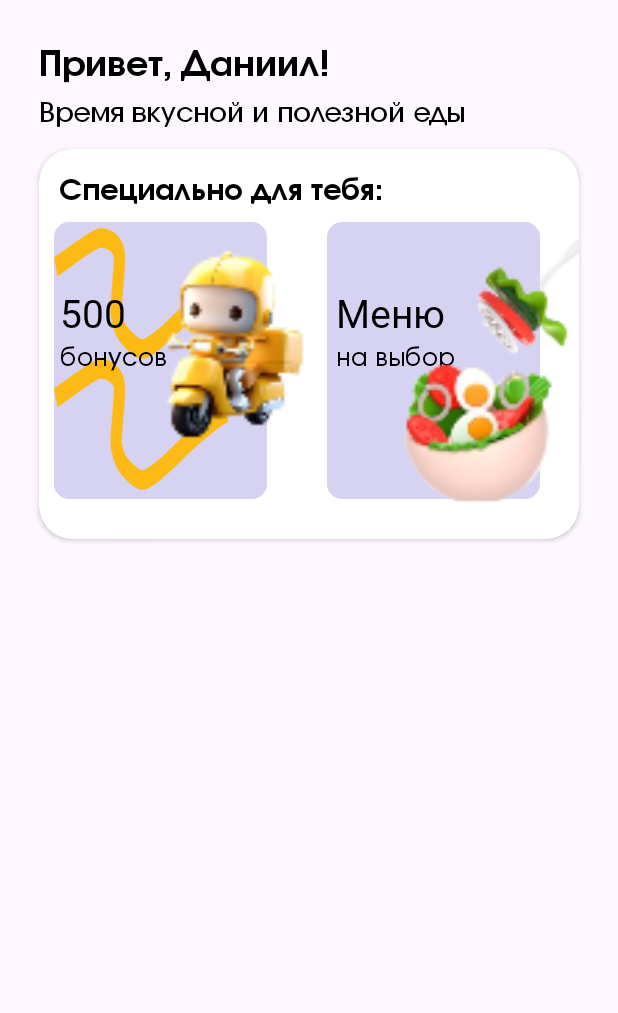
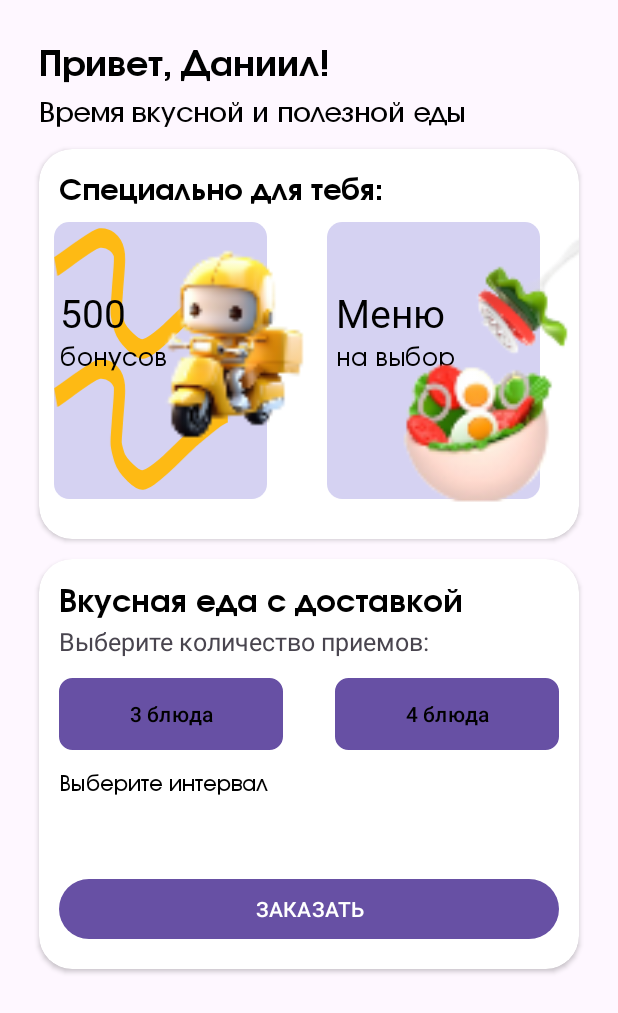
Before and after one commit to 1daishu/Diploma, an Android app: the fragment HomeFragment shown on its own in the app's theme, on a phone screen of 412 x 824 dp. Shown: the top 1013 px of the screen. Run offline under Robolectric (Android 15) with nearby library versions, the light colour scheme and no system bars; our stand-ins replace sdp/ssp sizes.

Commit message:
add homeFragment design

```diff
--- /dev/null
+++ b/app/src/main/res/drawable/bnt_design.xml
@@ -0,0 +1,10 @@
+<?xml version="1.0" encoding="utf-8"?>
+<shape xmlns:android="http://schemas.android.com/apk/res/android"
+    android:shape="rectangle">
+
+    <solid android:color="@android:color/white" />
+    <stroke
+        android:width="2dp"
+        android:color="@color/black" />
+    <corners android:radius="8dp" />
+</shape>
--- a/app/src/main/res/layout/fragment_home.xml
+++ b/app/src/main/res/layout/fragment_home.xml
@@ -208,11 +208,99 @@
                 android:layout_marginBottom="84dp"
                 android:src="@mipmap/meal_photo_second"
                 app:layout_constraintBottom_toBottomOf="@id/imgBackground"
-                app:layout_constraintStart_toStartOf="@id/imgBackground">
+                app:layout_constraintStart_toStartOf="@id/imgBackground" />
+        </androidx.constraintlayout.widget.ConstraintLayout>
+    </androidx.cardview.widget.CardView>
 
-            </ImageView>
+    <androidx.cardview.widget.CardView
+        android:layout_width="0dp"
+        android:layout_height="@dimen/_210sdp"
+        android:layout_marginTop="@dimen/_10sdp"
+        app:cardCornerRadius="@dimen/_17sdp"
+        app:layout_constraintEnd_toEndOf="@id/guidelineRight"
+        app:layout_constraintStart_toStartOf="@id/guidelineLeft"
+        app:layout_constraintTop_toBottomOf="@id/cardViewHomeFragment">
+
+        <androidx.constraintlayout.widget.ConstraintLayout
+            android:layout_width="match_parent"
+            android:layout_height="match_parent">
+
+            <com.google.android.material.textview.MaterialTextView
+                android:id="@+id/txtDeliciousMealWithDelivery"
+                android:layout_width="wrap_content"
+                android:layout_height="wrap_content"
+                android:layout_marginStart="@dimen/_10sdp"
+                android:layout_marginTop="@dimen/_10sdp"
+                android:fontFamily="@font/involve_bold"
+                android:text="@string/txtDeliciousWithDeliveryStr"
+                android:textColor="@color/black"
+                android:textSize="@dimen/_16sdp"
+                app:layout_constraintStart_toStartOf="parent"
+                app:layout_constraintTop_toTopOf="parent" />
+
+            <com.google.android.material.textview.MaterialTextView
+                android:id="@+id/choiceMealCount"
+                android:layout_width="wrap_content"
+                android:layout_height="wrap_content"
+                android:layout_marginStart="@dimen/_10sdp"
+                android:layout_marginTop="@dimen/_2sdp"
+                android:text="@string/choice_count_receptions"
+                android:textSize="@dimen/_13sdp"
+                app:layout_constraintStart_toStartOf="parent"
+                app:layout_constraintTop_toBottomOf="@id/txtDeliciousMealWithDelivery"
+                tools:layout_editor_absoluteX="16dp"
+                tools:layout_editor_absoluteY="52dp" />
+
+            <com.google.android.material.button.MaterialButton
+                android:id="@+id/btnDishesThree"
+                android:layout_width="@dimen/_115sdp"
+                android:layout_height="wrap_content"
+                android:layout_marginStart="@dimen/_10sdp"
+                android:layout_marginTop="@dimen/_10sdp"
+                android:background="@drawable/bnt_design"
+                android:text="@string/_3"
+                android:textColor="@android:color/black"
+                android:textColorHighlight="#F3F3F3"
+                android:textColorLink="#FFFFFF"
+                app:layout_constraintStart_toStartOf="parent"
+                app:layout_constraintTop_toBottomOf="@id/choiceMealCount" />
+
+            <com.google.android.material.button.MaterialButton
+                android:layout_width="@dimen/_115sdp"
+                android:layout_height="wrap_content"
+                android:layout_marginTop="@dimen/_10sdp"
+                android:layout_marginEnd="@dimen/_10sdp"
+                android:background="@drawable/bnt_design"
+                android:text="@string/_4"
+                android:textColor="@android:color/black"
+                app:layout_constraintEnd_toEndOf="parent"
+                app:layout_constraintTop_toBottomOf="@id/choiceMealCount" />
+
+            <com.google.android.material.textview.MaterialTextView
+                android:layout_width="wrap_content"
+                android:layout_height="wrap_content"
+                android:layout_marginStart="@dimen/_10sdp"
+                android:layout_marginTop="@dimen/_10sdp"
+                android:fontFamily="@font/involve_medium"
+                android:text="@string/choice_interval"
+                android:textColor="@color/black"
+                app:layout_constraintStart_toStartOf="parent"
+                app:layout_constraintTop_toBottomOf="@id/btnDishesThree"
+                tools:layout_editor_absoluteX="32dp"
+                tools:layout_editor_absoluteY="167dp" />
+
+            <Button
+                android:layout_width="0dp"
+                android:layout_height="wrap_content"
+                android:layout_marginStart="@dimen/_10sdp"
+                android:layout_marginEnd="@dimen/_10sdp"
+                android:layout_marginBottom="16dp"
+                android:text="ЗАКАЗАТЬ"
+                app:layout_constraintBottom_toBottomOf="parent"
+                app:layout_constraintEnd_toEndOf="parent"
+                app:layout_constraintHorizontal_bias="0.0"
+                app:layout_constraintStart_toStartOf="parent" />
         </androidx.constraintlayout.widget.ConstraintLayout>
-
 
     </androidx.cardview.widget.CardView>
 
--- a/app/src/main/res/values/strings.xml
+++ b/app/src/main/res/values/strings.xml
@@ -10,4 +10,9 @@
     <string name="bonus">бонусов</string>
     <string name="txtMenu">Меню</string>
     <string name="on_choice">на выбор</string>
+    <string name="txtDeliciousWithDeliveryStr">Вкусная еда с доставкой</string>
+    <string name="choice_count_receptions">Выберите количество приемов:</string>
+    <string name="_3">3 блюда</string>
+    <string name="_4">4 блюда</string>
+    <string name="choice_interval">Выберите интервал</string>
 </resources>
```
